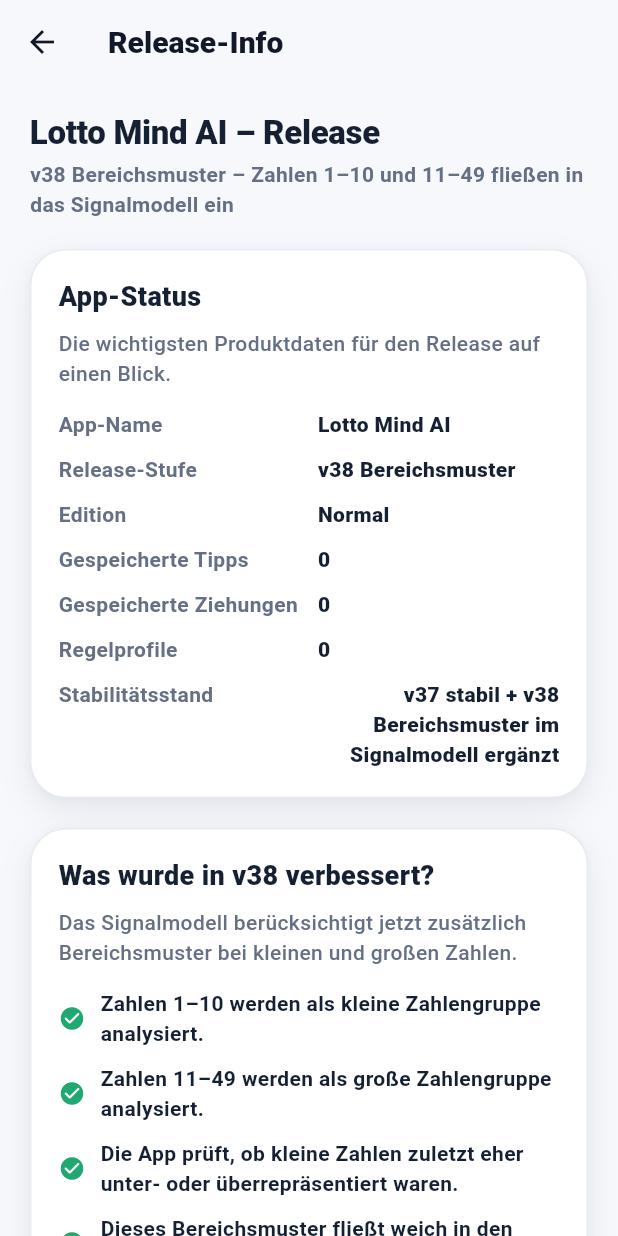
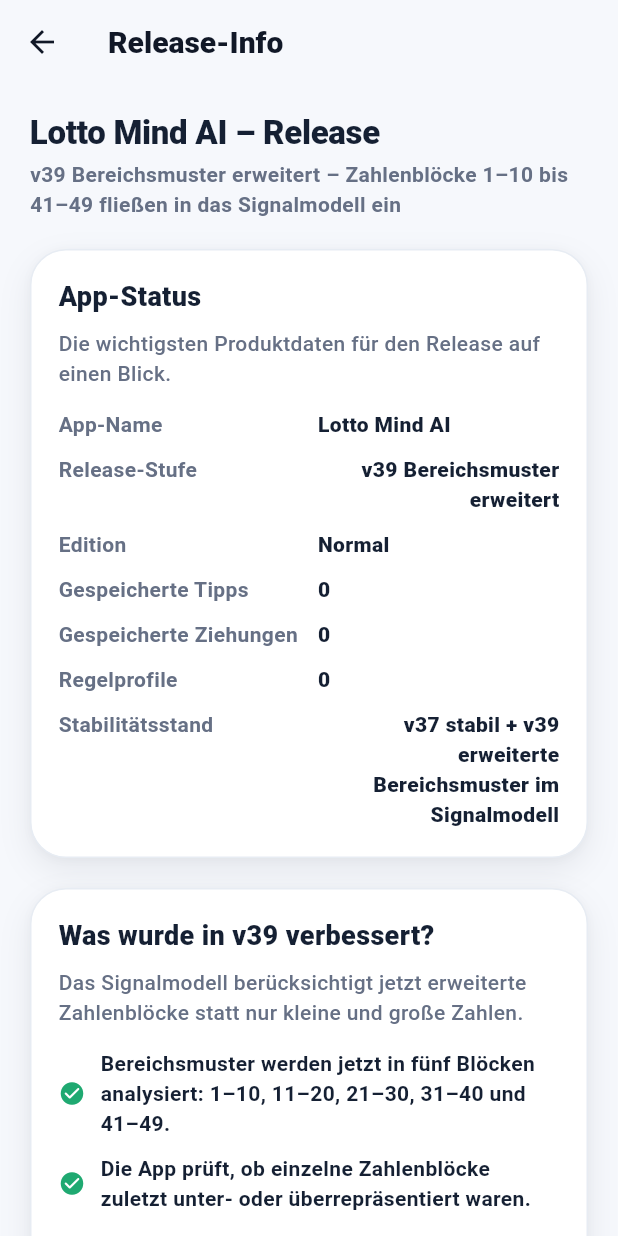
Before and after one commit to genti2004-cmyk/lotto_mind_ai, a Flutter app: the AboutReleaseScreen screen opened directly, on a phone screen of 412 x 824 dp. Run offline on Flutter 3.47's test engine with Material 3 defaults, Android fonts, the phone set to English and light mode, and no system bars; our stand-ins replace file_picker, hive_ce, hive_ce_flutter, pdf, printing, share_plus; accounts and stored records are empty.

Commit message:
Expand number range pattern signals

```diff
--- a/lib/features/analysis/domain/number_analysis_score.dart
+++ b/lib/features/analysis/domain/number_analysis_score.dart
@@ -61,10 +61,11 @@
   String get hybridPercentLabel => '${(hybridScore * 100).round()}%';
 
   String get rangePatternLabel {
-    if (number <= 10) {
-      return 'kleine Zahlengruppe 1–10';
-    }
-    return 'große Zahlengruppe 11–49';
+    if (number <= 10) return 'Zahlenblock 1–10';
+    if (number <= 20) return 'Zahlenblock 11–20';
+    if (number <= 30) return 'Zahlenblock 21–30';
+    if (number <= 40) return 'Zahlenblock 31–40';
+    return 'Zahlenblock 41–49';
   }
 
   String get intervalLabel {
--- a/lib/features/settings/presentation/about_release_screen.dart
+++ b/lib/features/settings/presentation/about_release_screen.dart
@@ -25,7 +25,7 @@
           children: [
             const SectionTitle(
               title: 'Lotto Mind AI – Release',
-              subtitle: 'v38 Bereichsmuster – Zahlen 1–10 und 11–49 fließen in das Signalmodell ein',
+              subtitle: 'v39 Bereichsmuster erweitert – Zahlenblöcke 1–10 bis 41–49 fließen in das Signalmodell ein',
             ),
             const SizedBox(height: 20),
             AppCard(
@@ -39,7 +39,7 @@
                   const SizedBox(height: 14),
                   const _InfoRow(label: 'App-Name', value: 'Lotto Mind AI'),
                   const SizedBox(height: 10),
-                  const _InfoRow(label: 'Release-Stufe', value: 'v38 Bereichsmuster'),
+                  const _InfoRow(label: 'Release-Stufe', value: 'v39 Bereichsmuster erweitert'),
                   const SizedBox(height: 10),
                   _InfoRow(label: 'Edition', value: state.edition.label),
                   const SizedBox(height: 10),
@@ -49,7 +49,7 @@
                   const SizedBox(height: 10),
                   _InfoRow(label: 'Regelprofile', value: '${state.ruleProfiles.length}'),
                   const SizedBox(height: 10),
-                  const _InfoRow(label: 'Stabilitätsstand', value: 'v37 stabil + v38 Bereichsmuster im Signalmodell ergänzt'),
+                  const _InfoRow(label: 'Stabilitätsstand', value: 'v37 stabil + v39 erweiterte Bereichsmuster im Signalmodell'),
                 ],
               ),
             ),
@@ -60,18 +60,18 @@
                 crossAxisAlignment: CrossAxisAlignment.start,
                 children: [
                   AppBlockHeader(
-                    title: 'Was wurde in v38 verbessert?',
-                    subtitle: 'Das Signalmodell berücksichtigt jetzt zusätzlich Bereichsmuster bei kleinen und großen Zahlen.',
+                    title: 'Was wurde in v39 verbessert?',
+                    subtitle: 'Das Signalmodell berücksichtigt jetzt erweiterte Zahlenblöcke statt nur kleine und große Zahlen.',
                   ),
                   SizedBox(height: 14),
-                  _ReleaseLine('Zahlen 1–10 werden als kleine Zahlengruppe analysiert.'),
-                  _ReleaseLine('Zahlen 11–49 werden als große Zahlengruppe analysiert.'),
-                  _ReleaseLine('Die App prüft, ob kleine Zahlen zuletzt eher unter- oder überrepräsentiert waren.'),
+                  _ReleaseLine('Bereichsmuster werden jetzt in fünf Blöcken analysiert: 1–10, 11–20, 21–30, 31–40 und 41–49.'),
+                  _ReleaseLine('Die App prüft, ob einzelne Zahlenblöcke zuletzt unter- oder überrepräsentiert waren.'),
                   _ReleaseLine('Dieses Bereichsmuster fließt weich in den Hybrid-Score ein.'),
-                  _ReleaseLine('Der Signal-Tipp kann dadurch ausgewogener zwischen kleinen und großen Zahlen wählen.'),
-                  _ReleaseLine('Signal-Erklärungen nennen jetzt auffällige Bereichsmuster, wenn sie relevant sind.'),
+                  _ReleaseLine('Der Signal-Tipp kann dadurch ausgewogener über mehrere Zahlenbereiche verteilt werden.'),
+                  _ReleaseLine('Analyse zeigt einen eigenen Bereichsmuster-Block mit auffälligen Zahlen.'),
+                  _ReleaseLine('Signal-Erklärungen nennen jetzt konkrete Zahlenblöcke, wenn sie relevant sind.'),
                   _ReleaseLine('Unverändert: Import, Superzahl-Erkennung, 8-Wochen-Suche, Meine Tipps, Tracking Pro und Auswertung.'),
-                  _ReleaseLine('Wichtig: v38 bewertet historische Muster und ist keine sichere Vorhersage.'),
+                  _ReleaseLine('Wichtig: v39 bewertet historische Muster und ist keine sichere Vorhersage.'),
                 ],
               ),
             ),
@@ -95,7 +95,7 @@
                   _ReleaseLine('Store-Texte ohne Gewinnversprechen oder sichere Vorhersage formulieren'),
                   _ReleaseLine('Hinweise zu Mindestalter, verantwortungsvollem Spielen und Anbieter-Abgabe sichtbar halten'),
                   _ReleaseLine('Start-Assistent auf der Startseite prüfen'),
-                  _ReleaseLine('Signal-Tipp auf Bereichsmuster 1–10 / 11–49, gerade/ungerade und Wiederholer prüfen'),
+                  _ReleaseLine('Signal-Tipp auf Bereichsmuster 1–10, 11–20, 21–30, 31–40, 41–49, gerade/ungerade und Wiederholer prüfen'),
                   _ReleaseLine('Erster-Start-Anleitung für neue Nutzer öffnen und prüfen'),
                   _ReleaseLine('Normal / Pro / Premium als vorbereitet kennzeichnen, solange keine echte Paywall aktiv ist'),
                 ],
```
Also changed, not shown: lib/features/analysis/presentation/analysis_screen.dart (+152 -1 lines), lib/features/analysis/services/number_analysis_service.dart (+38 -24 lines).
